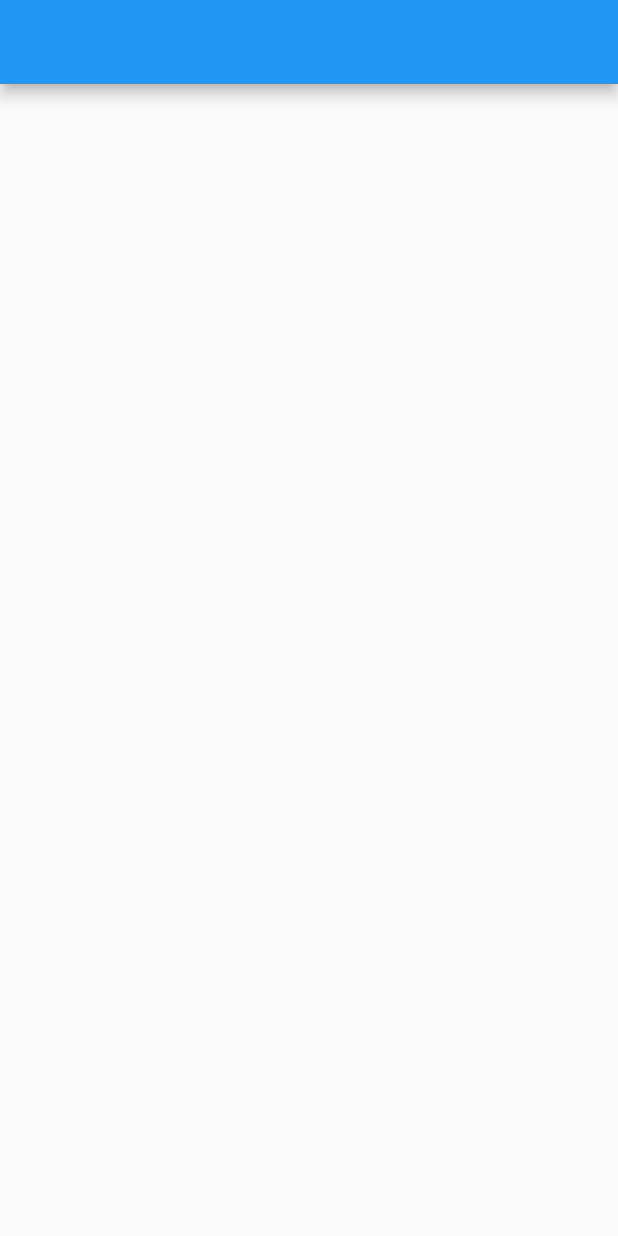
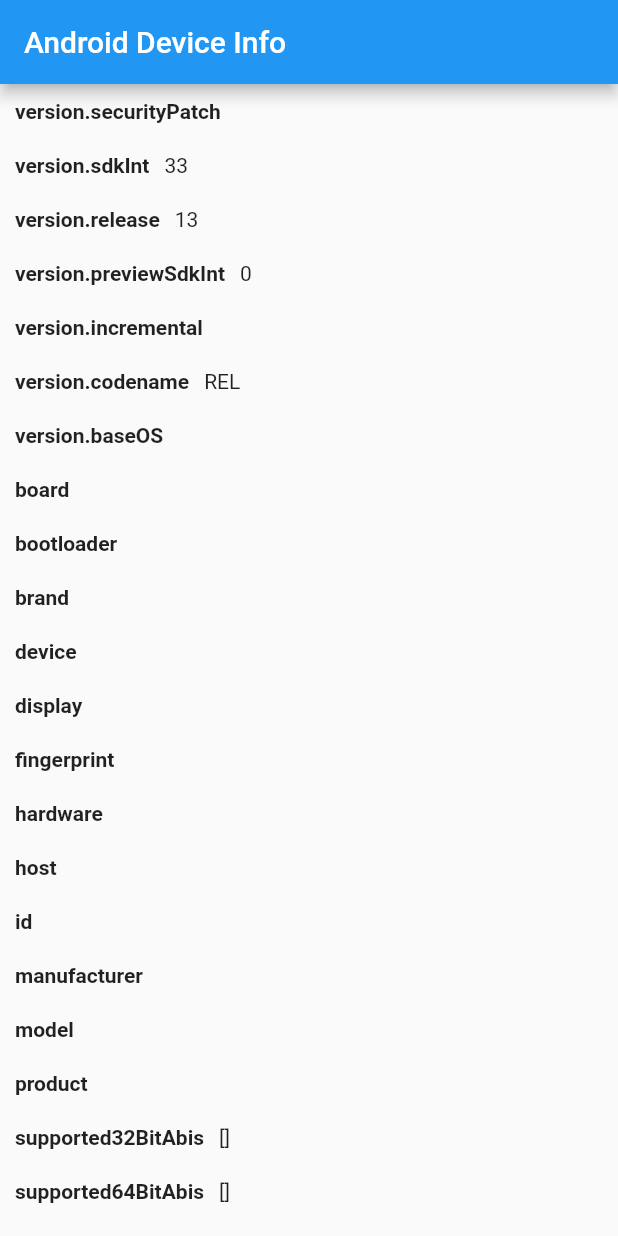
Before and after one commit to EhsanTgv/TestDeviceInfoPackage, a Flutter app: the screen it shows after launch, on a phone screen of 412 x 824 dp. Run offline on Flutter 3.47's test engine with Material 2 defaults, Android fonts, the phone set to English and light mode, and no system bars; our stand-ins replace device_info.

Commit message:
showing device info

```diff
--- a/lib/main.dart
+++ b/lib/main.dart
@@ -1,9 +1,18 @@
+import 'dart:async';
+
 import 'dart:io';
+import 'package:flutter/material.dart';
+import 'package:flutter/services.dart';
+import 'package:device_info/device_info.dart';
 
-import 'package:device_info/device_info.dart';
-import 'package:flutter/material.dart';
-
-void main() => runApp(MyApp());
+void main() {
+  runZonedGuarded(() {
+    runApp(MyApp());
+  }, (dynamic error, dynamic stack) {
+    print(error);
+    print(stack);
+  });
+}
 
 class MyApp extends StatelessWidget {
   @override
@@ -24,21 +33,121 @@
 }
 
 class _MyHomePageState extends State<MyHomePage> {
-  Future<void> getDeviceInfo() async {
-    var device = DeviceInfoPlugin();
+  static final DeviceInfoPlugin deviceInfoPlugin = DeviceInfoPlugin();
+  Map<String, dynamic> _deviceData = <String, dynamic>{};
 
-    if (Platform.isAndroid) {
-      var androidInfo = await device.androidInfo;
-    } else {
-      var iosInfo = await device.iosInfo;
+  @override
+  void initState() {
+    super.initState();
+    initPlatformState();
+  }
+
+  Future<void> initPlatformState() async {
+    Map<String, dynamic> deviceData;
+
+    try {
+      if (Platform.isAndroid) {
+        deviceData = _readAndroidBuildData(await deviceInfoPlugin.androidInfo);
+      } else if (Platform.isIOS) {
+        deviceData = _readIosDeviceInfo(await deviceInfoPlugin.iosInfo);
+      }
+    } on PlatformException {
+      deviceData = <String, dynamic>{
+        'Error:': 'Failed to get platform version.'
+      };
     }
+
+    if (!mounted) return;
+
+    setState(() {
+      _deviceData = deviceData;
+    });
+  }
+
+  Map<String, dynamic> _readAndroidBuildData(AndroidDeviceInfo build) {
+    return <String, dynamic>{
+      'version.securityPatch': build.version.securityPatch,
+      'version.sdkInt': build.version.sdkInt,
+      'version.release': build.version.release,
+      'version.previewSdkInt': build.version.previewSdkInt,
+      'version.incremental': build.version.incremental,
+      'version.codename': build.version.codename,
+      'version.baseOS': build.version.baseOS,
+      'board': build.board,
+      'bootloader': build.bootloader,
+      'brand': build.brand,
+      'device': build.device,
+      'display': build.display,
+      'fingerprint': build.fingerprint,
+      'hardware': build.hardware,
+      'host': build.host,
+      'id': build.id,
+      'manufacturer': build.manufacturer,
+      'model': build.model,
+      'product': build.product,
+      'supported32BitAbis': build.supported32BitAbis,
+      'supported64BitAbis': build.supported64BitAbis,
+      'supportedAbis': build.supportedAbis,
+      'tags': build.tags,
+      'type': build.type,
+      'isPhysicalDevice': build.isPhysicalDevice,
+      'androidId': build.androidId,
+      'systemFeatures': build.systemFeatures,
+    };
+  }
+
+  Map<String, dynamic> _readIosDeviceInfo(IosDeviceInfo data) {
+    return <String, dynamic>{
+      'name': data.name,
+      'systemName': data.systemName,
+      'systemVersion': data.systemVersion,
+      'model': data.model,
+      'localizedModel': data.localizedModel,
+      'identifierForVendor': data.identifierForVendor,
+      'isPhysicalDevice': data.isPhysicalDevice,
+      'utsname.sysname:': data.utsname.sysname,
+      'utsname.nodename:': data.utsname.nodename,
+      'utsname.release:': data.utsname.release,
+      'utsname.version:': data.utsname.version,
+      'utsname.machine:': data.utsname.machine,
+    };
   }
 
   @override
   Widget build(BuildContext context) {
-    return Scaffold(
-      appBar: AppBar(),
-      body: Center(),
+    return MaterialApp(
+      home: Scaffold(
+        appBar: AppBar(
+          title: Text(
+              Platform.isAndroid ? 'Android Device Info' : 'iOS Device Info'),
+        ),
+        body: ListView(
+          children: _deviceData.keys.map((String property) {
+            return Row(
+              children: <Widget>[
+                Container(
+                  padding: const EdgeInsets.all(10.0),
+                  child: Text(
+                    property,
+                    style: const TextStyle(
+                      fontWeight: FontWeight.bold,
+                    ),
+                  ),
+                ),
+                Expanded(
+                    child: Container(
+                  padding: const EdgeInsets.fromLTRB(0.0, 10.0, 0.0, 10.0),
+                  child: Text(
+                    '${_deviceData[property]}',
+                    maxLines: 10,
+                    overflow: TextOverflow.ellipsis,
+                  ),
+                )),
+              ],
+            );
+          }).toList(),
+        ),
+      ),
     );
   }
 }
```
